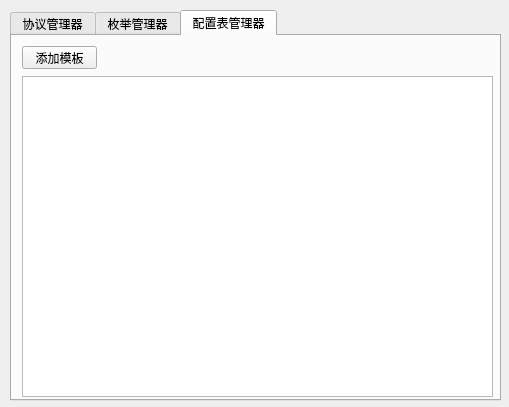
The window that qt_ui/ui/setting.ui (aywfelix/ProtoExcelTool) describes before a commit, drawn with Qt 5.
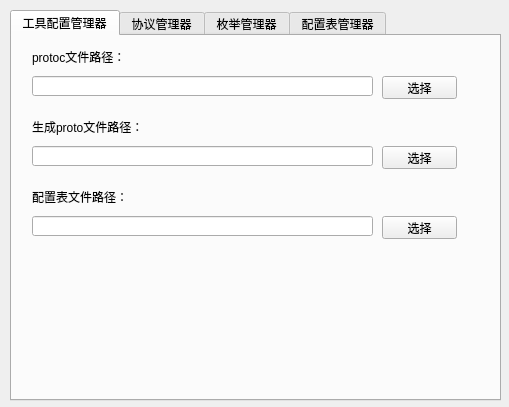
The same window after the commit.

```diff
--- a/qt_ui/ui/setting.ui
+++ b/qt_ui/ui/setting.ui
@@ -23,8 +23,121 @@
     </rect>
    </property>
    <property name="currentIndex">
-    <number>2</number>
+    <number>0</number>
    </property>
+   <widget class="QWidget" name="tab_4">
+    <attribute name="title">
+     <string>工具配置管理器</string>
+    </attribute>
+    <widget class="QLineEdit" name="lineEdit">
+     <property name="geometry">
+      <rect>
+       <x>20</x>
+       <y>40</y>
+       <width>341</width>
+       <height>20</height>
+      </rect>
+     </property>
+    </widget>
+    <widget class="QLabel" name="label">
+     <property name="geometry">
+      <rect>
+       <x>20</x>
+       <y>10</y>
+       <width>191</width>
+       <height>21</height>
+      </rect>
+     </property>
+     <property name="text">
+      <string>protoc文件路径：</string>
+     </property>
+    </widget>
+    <widget class="QPushButton" name="pushButton_4">
+     <property name="geometry">
+      <rect>
+       <x>370</x>
+       <y>40</y>
+       <width>75</width>
+       <height>23</height>
+      </rect>
+     </property>
+     <property name="text">
+      <string>选择</string>
+     </property>
+    </widget>
+    <widget class="QLineEdit" name="lineEdit_2">
+     <property name="geometry">
+      <rect>
+       <x>20</x>
+       <y>110</y>
+       <width>341</width>
+       <height>20</height>
+      </rect>
+     </property>
+    </widget>
+    <widget class="QLabel" name="label_2">
+     <property name="geometry">
+      <rect>
+       <x>20</x>
+       <y>80</y>
+       <width>191</width>
+       <height>21</height>
+      </rect>
+     </property>
+     <property name="text">
+      <string>生成proto文件路径：</string>
+     </property>
+    </widget>
+    <widget class="QPushButton" name="pushButton_5">
+     <property name="geometry">
+      <rect>
+       <x>370</x>
+       <y>110</y>
+       <width>75</width>
+       <height>23</height>
+      </rect>
+     </property>
+     <property name="text">
+      <string>选择</string>
+     </property>
+    </widget>
+    <widget class="QPushButton" name="pushButton_6">
+     <property name="geometry">
+      <rect>
+       <x>370</x>
+       <y>180</y>
+       <width>75</width>
+       <height>23</height>
+      </rect>
+     </property>
+     <property name="text">
+      <string>选择</string>
+     </property>
+    </widget>
+    <widget class="QLabel" name="label_3">
+     <property name="geometry">
+      <rect>
+       <x>20</x>
+       <y>150</y>
+       <width>191</width>
+       <height>21</height>
+      </rect>
+     </property>
+     <property name="text">
+      <string>配置表文件路径：</string>
+     </property>
+    </widget>
+    <widget class="QLineEdit" name="lineEdit_3">
+     <property name="geometry">
+      <rect>
+       <x>20</x>
+       <y>180</y>
+       <width>341</width>
+       <height>20</height>
+      </rect>
+     </property>
+    </widget>
+   </widget>
    <widget class="QWidget" name="tab">
     <attribute name="title">
      <string>协议管理器</string>
```
